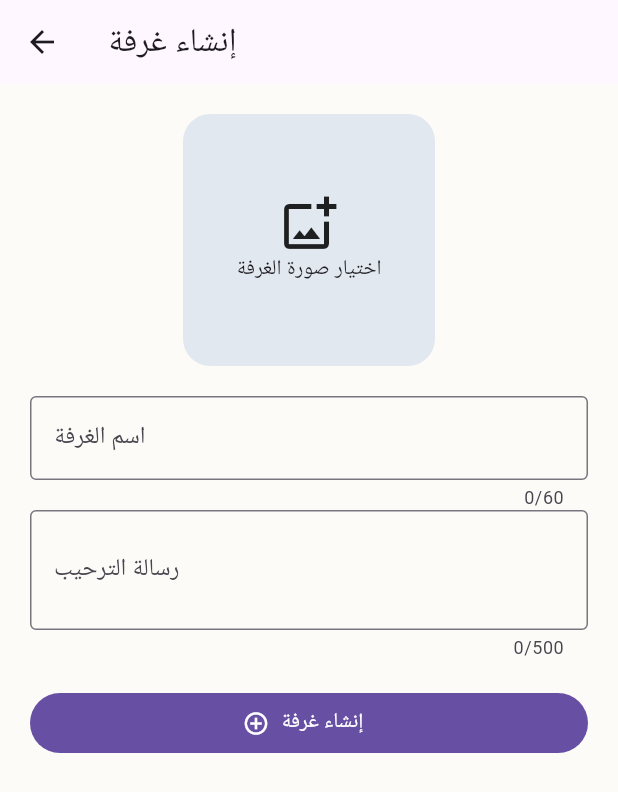
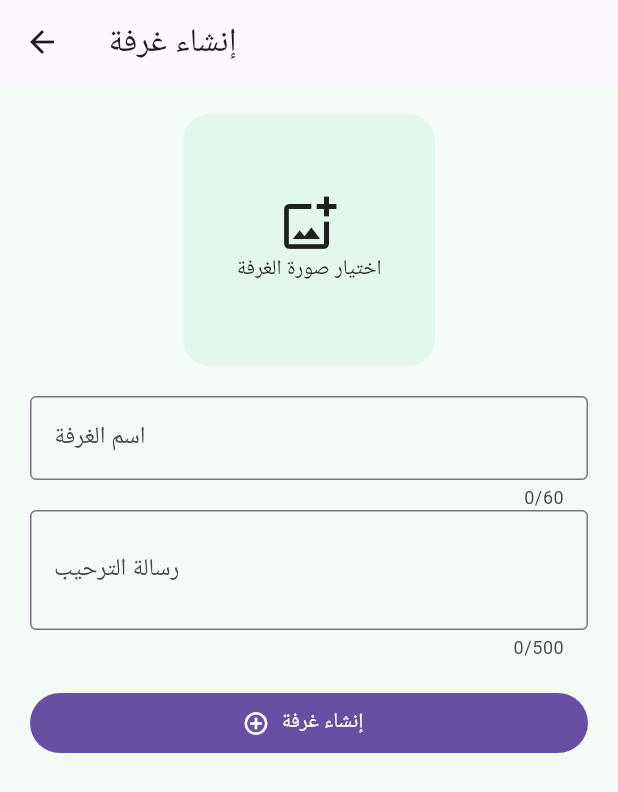
Before and after one commit to QYEM7/TotiChatpro, a Flutter app: the CreateRoomScreen screen opened directly, on a phone screen of 412 x 824 dp. Shown: the top 792 px of the screen. Run offline on Flutter 3.47's test engine with Material 3 defaults, Android fonts, the phone set to English and light mode, and no system bars; our stand-ins replace flutter_image_compress, image_picker, permission_handler, shared_preferences, supabase_flutter; missing offline and left inert: livekit_client; accounts and stored records are empty; network calls fail.

Commit message:
style(beta): align existing create_room_screen.dart with approved luxury green identity

```diff
--- a/flutter_app/lib/src/screens/create_room_screen.dart
+++ b/flutter_app/lib/src/screens/create_room_screen.dart
@@ -80,7 +80,7 @@ class _CreateRoomScreenState extends State<CreateRoomScreen> {
 
   @override
   Widget build(BuildContext context) => Scaffold(
-        backgroundColor: const Color(0xFFFDFBF7),
+        backgroundColor: const Color(0xFFF4FBF7),
         appBar: AppBar(title: Text(UiText.get('room_create'))),
         body: SafeArea(
           child: Form(
@@ -94,7 +94,7 @@ class _CreateRoomScreenState extends State<CreateRoomScreen> {
                     width: 168,
                     clipBehavior: Clip.antiAlias,
                     decoration: BoxDecoration(
-                      color: const Color(0xFFE2E8F0),
+                      color: const Color(0xFFE2F8ED),
                       borderRadius: BorderRadius.circular(18),
                     ),
                     child: _cover == null
```
